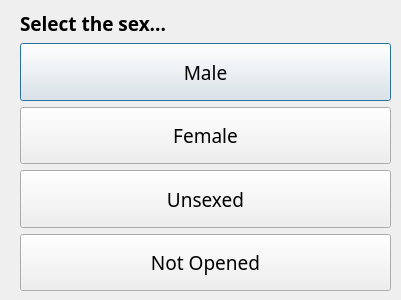
Old version of the form ui/SexSelUnknownDlg.ui in the repository aliciabillings-noaa/CLAMS.
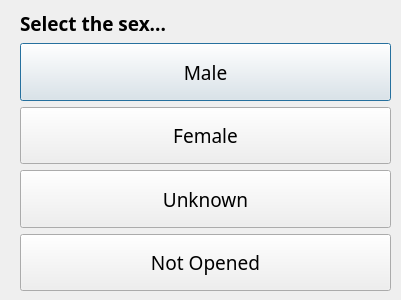
New version of the form.

Commit message: updating sex label from unsexed to unknown

```diff
--- a/ui/SexSelUnknownDlg.ui
+++ b/ui/SexSelUnknownDlg.ui
@@ -109,7 +109,7 @@
        </font>
       </property>
       <property name="text">
-       <string>Unsexed</string>
+       <string>Unknown</string>
       </property>
      </widget>
     </item>
```
The commit also changes 1 other file.
